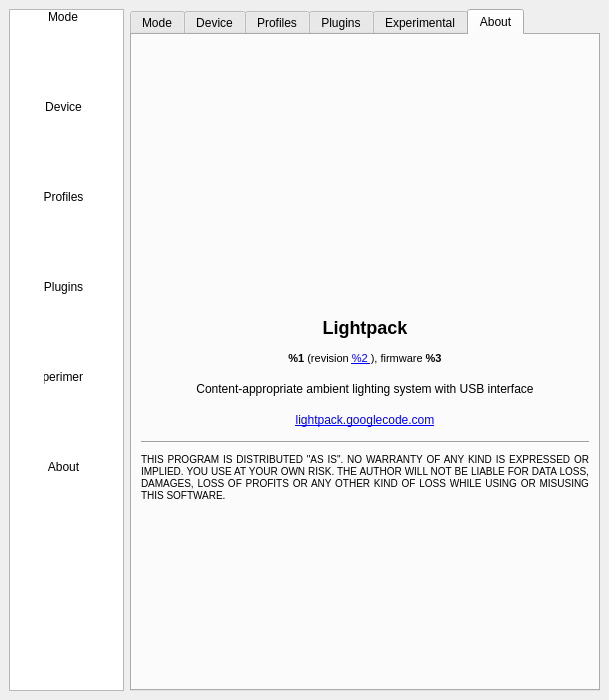
This is Software/src/SettingsWindow.ui in Atarity/Lightpack as Qt 5 draws it before an edit. The edited form follows.
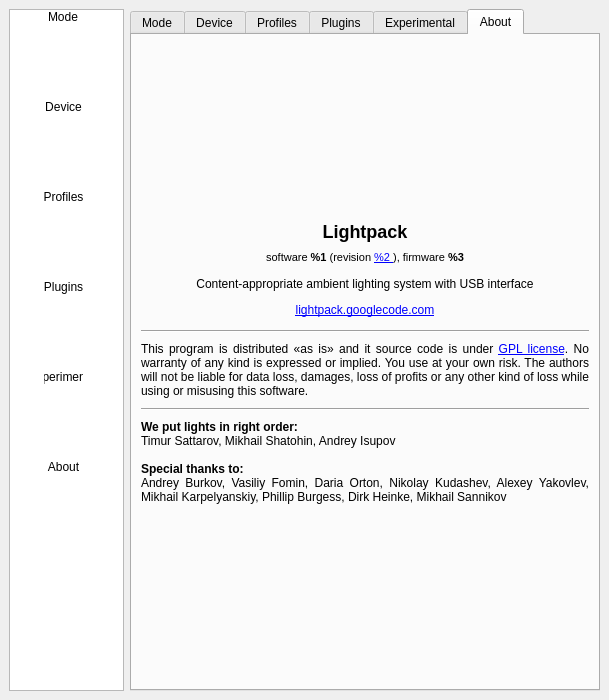
This is the edited form. The open tabs and pages were chosen to show the change. Icons and pictures are not drawn. Custom widgets are drawn as their Qt base class.

Commit message: About content fixes

Diff of the .ui file:
```diff
--- a/Software/src/SettingsWindow.ui
+++ b/Software/src/SettingsWindow.ui
@@ -2741,7 +2741,7 @@
           <property name="minimumSize">
            <size>
             <width>0</width>
-            <height>35</height>
+            <height>20</height>
            </size>
           </property>
           <property name="maximumSize">
@@ -2783,7 +2783,7 @@
 &lt;html&gt;&lt;head&gt;&lt;meta name=&quot;qrichtext&quot; content=&quot;1&quot; /&gt;&lt;style type=&quot;text/css&quot;&gt;
 p, li { white-space: pre-wrap; }
 &lt;/style&gt;&lt;/head&gt;&lt;body style=&quot; font-family:'MS Shell Dlg 2'; font-size:8.25pt; font-weight:400; font-style:normal;&quot;&gt;
-&lt;p style=&quot; margin-top:0px; margin-bottom:0px; margin-left:0px; margin-right:0px; -qt-block-indent:0; text-indent:0px;&quot;&gt;&lt;span style=&quot; font-size:8pt; font-weight:600;&quot;&gt;%1&lt;/span&gt;&lt;span style=&quot; font-size:8pt;&quot;&gt; (revision &lt;/span&gt;&lt;a href=&quot;http://code.google.com/p/lightpack/source/detail?r=%2&quot;&gt;&lt;span style=&quot; font-size:8pt; text-decoration: underline; color:#0000ff;&quot;&gt;%2 &lt;/span&gt;&lt;/a&gt;&lt;span style=&quot; font-size:8pt;&quot;&gt;), firmware &lt;b&gt;%3&lt;/b&gt;&lt;/span&gt;&lt;/p&gt;&lt;/body&gt;&lt;/html&gt;</string>
+&lt;p style=&quot; margin-top:0px; margin-bottom:0px; margin-left:0px; margin-right:0px; -qt-block-indent:0; text-indent:0px;&quot;&gt;software &lt;span style=&quot; font-size:8pt; font-weight:600;&quot;&gt;%1&lt;/span&gt;&lt;span style=&quot; font-size:8pt;&quot;&gt; (revision &lt;/span&gt;&lt;a href=&quot;http://code.google.com/p/lightpack/source/detail?r=%2&quot;&gt;&lt;span style=&quot; font-size:8pt; text-decoration: underline; color:#0000ff;&quot;&gt;%2 &lt;/span&gt;&lt;/a&gt;&lt;span style=&quot; font-size:8pt;&quot;&gt;), firmware &lt;b&gt;%3&lt;/b&gt;&lt;/span&gt;&lt;/p&gt;&lt;/body&gt;&lt;/html&gt;</string>
           </property>
           <property name="scaledContents">
            <bool>true</bool>
@@ -2810,7 +2810,7 @@
           <property name="minimumSize">
            <size>
             <width>0</width>
-            <height>25</height>
+            <height>20</height>
            </size>
           </property>
           <property name="maximumSize">
@@ -2838,7 +2838,7 @@
           <property name="minimumSize">
            <size>
             <width>0</width>
-            <height>25</height>
+            <height>20</height>
            </size>
           </property>
           <property name="maximumSize">
@@ -2898,7 +2898,57 @@
            </size>
           </property>
           <property name="text">
-           <string>&lt;small&gt;THIS PROGRAM IS DISTRIBUTED &quot;AS IS&quot;. NO WARRANTY OF ANY KIND IS EXPRESSED OR IMPLIED. YOU USE AT YOUR OWN RISK. THE AUTHOR WILL NOT BE LIABLE FOR DATA LOSS, DAMAGES, LOSS OF PROFITS OR ANY OTHER KIND OF LOSS WHILE USING OR MISUSING THIS SOFTWARE.&lt;/small&gt;</string>
+           <string>This program is distributed &amp;laquo;as is&amp;raquo; and it source code is under &lt;a href=&quot;http://www.gnu.org/licenses/gpl.html&quot;&gt;GPL license&lt;/a&gt;. No warranty of any kind is expressed or implied. You use at your own risk. The authors will not be liable for data loss, damages, loss of profits or any other kind of loss while using or misusing this software.</string>
+          </property>
+          <property name="textFormat">
+           <enum>Qt::AutoText</enum>
+          </property>
+          <property name="alignment">
+           <set>Qt::AlignJustify|Qt::AlignVCenter</set>
+          </property>
+          <property name="wordWrap">
+           <bool>true</bool>
+          </property>
+          <property name="openExternalLinks">
+           <bool>true</bool>
+          </property>
+         </widget>
+        </item>
+        <item>
+         <widget class="Line" name="line_2">
+          <property name="minimumSize">
+           <size>
+            <width>0</width>
+            <height>10</height>
+           </size>
+          </property>
+          <property name="maximumSize">
+           <size>
+            <width>16777215</width>
+            <height>10</height>
+           </size>
+          </property>
+          <property name="orientation">
+           <enum>Qt::Horizontal</enum>
+          </property>
+         </widget>
+        </item>
+        <item>
+         <widget class="QLabel" name="label_7">
+          <property name="sizePolicy">
+           <sizepolicy hsizetype="Minimum" vsizetype="Preferred">
+            <horstretch>0</horstretch>
+            <verstretch>0</verstretch>
+           </sizepolicy>
+          </property>
+          <property name="minimumSize">
+           <size>
+            <width>0</width>
+            <height>0</height>
+           </size>
+          </property>
+          <property name="text">
+           <string>&lt;b&gt;We put lights in right order:&lt;/b&gt;&lt;br&gt;Timur Sattarov, Mikhail Shatohin, Andrey Isupov&lt;br&gt;&lt;br&gt;&lt;b&gt;Special thanks to:&lt;/b&gt;&lt;br&gt; Andrey Burkov, Vasiliy Fomin, Daria Orton, Nikolay Kudashev, Alexey Yakovlev, Mikhail Karpelyanskiy, Phillip Burgess, Dirk Heinke, Mikhail Sannikov</string>
           </property>
           <property name="alignment">
            <set>Qt::AlignJustify|Qt::AlignVCenter</set>
@@ -2910,8 +2960,14 @@
         </item>
         <item>
          <widget class="QLabel" name="label_13">
+          <property name="minimumSize">
+           <size>
+            <width>0</width>
+            <height>100</height>
+           </size>
+          </property>
           <property name="text">
-           <string notr="true">&lt;a href=&quot;https://www.paypal.com/cgi-bin/webscr?cmd=_donations&amp;business=W6VQABKTGW6F4&amp;lc=RU&amp;item_name=Pixelkit%20LLC&amp;currency_code=USD&amp;bn=PP-DonationsBF:btn_donateCC_LG.gif:NonHosted&quot;&gt;&lt;img src=&quot;:/icons/donate.png&quot;&gt;&lt;/a&gt;</string>
+           <string notr="true">&lt;a href=&quot;https://www.paypal.com/cgi-bin/webscr?cmd=_donations&amp;business=W6VQABKTGW6F4&amp;lc=RU&amp;item_name=Yes,%20we%20like%20your%20products%20and%20would%20like%20to%20make%20it%20better!&amp;currency_code=USD&amp;bn=PP-DonationsBF:btn_donateCC_LG.gif:NonHosted&quot;&gt;&lt;img src=&quot;:/icons/donate.png&quot;&gt;&lt;/a&gt;</string>
           </property>
           <property name="textFormat">
            <enum>Qt::RichText</enum>
```
Left out of the diff: 2 changed lines with no effect on the pictures.
